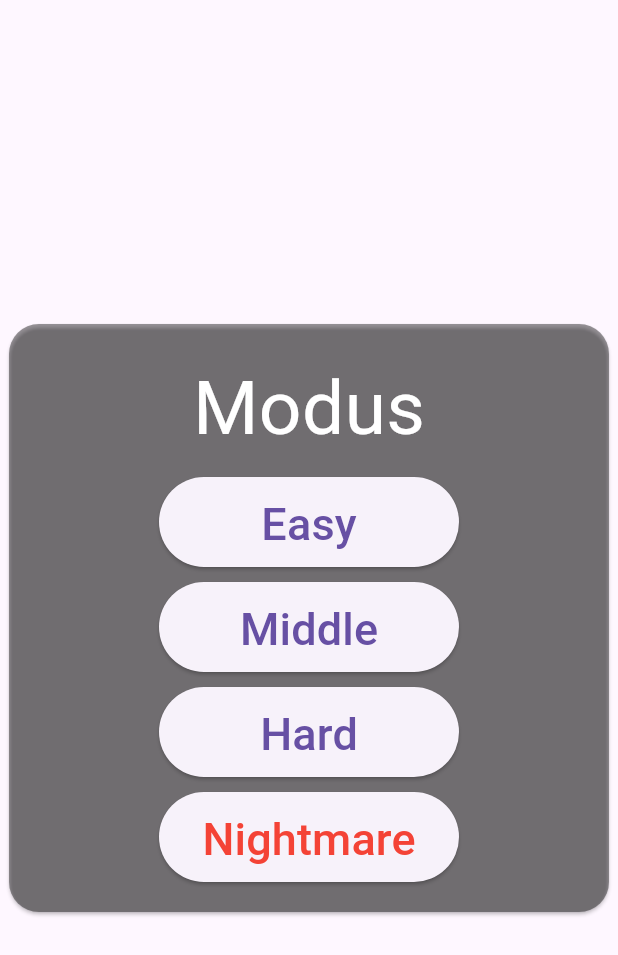
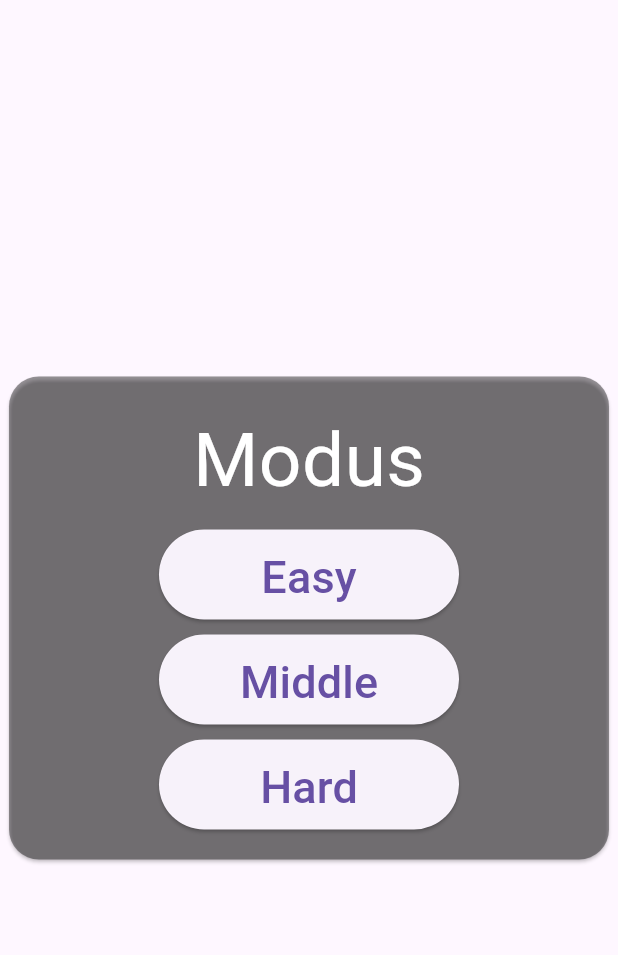
Before and after one commit to AndreMertens/dino_run_game, a Flutter app: the ModusMenu widget shown alone on an empty page, opened directly with empty values, after a tap on "Easy", on a phone screen of 412 x 824 dp. Shown: the top 955 px of the screen. Run offline on Flutter 3.47's test engine with Material 3 defaults, Android fonts, the phone set to English and light mode, and no system bars; our stand-ins replace hive; missing offline and left inert: flame, flame_audio; accounts and stored records are empty; Roboto replaces fonts that are missing (Audiowide); statements that could not run were skipped.

Commit message:
feat(modus): remove nightmare modus

```diff
--- a/lib/game/dino_run.dart
+++ b/lib/game/dino_run.dart
@@ -41,10 +41,6 @@ class DinoRun extends FlameGame with TapDetector, HasCollisionDetection {
     'parallax/plx-12.png',
     'Rock/Rock3_Run (22x18).png',
     'BlueBird/Flying (32x32).png',
-    'Skeleton/Walk (150x150).png',
-    'Goblin/Run (150x150).png',
-    'FlyingTrunk/Flight (150x150).png',
-    'Mushroom/Run (150x150).png',
   ];
 
   // List of all the audio assets.
@@ -122,9 +118,6 @@ class DinoRun extends FlameGame with TapDetector, HasCollisionDetection {
 
     if (modusSettings.modus == ModusType.hard) {
       _timer = Timer(1.5, repeat: true);
-    }
-    if (modusSettings.modus == ModusType.nightmare) {
-      _timer = Timer(1, repeat: true);
     }
 
     _enemyManager = EnemyManager(modusSettings: modusSettings, timer: _timer);
@@ -208,7 +201,6 @@ class DinoRun extends FlameGame with TapDetector, HasCollisionDetection {
   }
 
   void changeBackground() async {
-    if (modusSettings.modus != ModusType.nightmare) {
     parallaxBackground = await loadParallaxComponent(
       [
         ParallaxImageData('parallax/plx-1.png'),
@@ -221,20 +213,6 @@ class DinoRun extends FlameGame with TapDetector, HasCollisionDetection {
       baseVelocity: Vector2(10, 0),
       velocityMultiplierDelta: Vector2(1.4, 0),
     );
-    } else {
-      parallaxBackground = await loadParallaxComponent(
-        [
-          ParallaxImageData('parallax/plx-7.png'),
-          ParallaxImageData('parallax/plx-8.png'),
-          ParallaxImageData('parallax/plx-9.png'),
-          ParallaxImageData('parallax/plx-10.png'),
-          ParallaxImageData('parallax/plx-11.png'),
-          ParallaxImageData('parallax/plx-12.png'),
-        ],
-        baseVelocity: Vector2(10, 0),
-        velocityMultiplierDelta: Vector2(1.4, 0),
-      );
-    }
 
     camera.backdrop.add(parallaxBackground);
   }
--- a/lib/models/enemy_data.dart
+++ b/lib/models/enemy_data.dart
@@ -6,10 +6,6 @@ enum EnemyType {
   rino,
   rock,
   blueBird,
-  skeleton,
-  goblin,
-  mushroom,
-  flyingTrunk
 }
 
 // This class stores all the data
--- a/lib/widgets/modus_menu.dart
+++ b/lib/widgets/modus_menu.dart
@@ -84,22 +84,6 @@ class ModusMenu extends StatelessWidget {
                       ),
                     ),
                   ),
-                  ElevatedButton(
-                    onPressed: () {
-                      Provider.of<ModusSettings>(context, listen: false).modus =
-                          ModusType.nightmare;
-                      game.changeBackground();
-                      game.overlays.remove(ModusMenu.id);
-                      game.overlays.add(MainMenu.id);
-                    },
-                    child: const Text(
-                      'Nightmare',
-                      style: TextStyle(
-                        fontSize: 30,
-                        color: Colors.red,
-                      ),
-                    ),
-                  ),
                 ],
               ),
             ),
--- a/pubspec.yaml
+++ b/pubspec.yaml
@@ -33,7 +33,3 @@ flutter:
     - assets/audio/
     - assets/images/Rock/
     - assets/images/BlueBird/
-    - assets/images/Skeleton/
-    - assets/images/FlyingTrunk/
-    - assets/images/Goblin/
-    - assets/images/Mushroom/
```
Also changed, not shown: lib/game/enemy.dart (+0 -16 lines), lib/game/enemy_manager.dart (+18 -112 lines), assets/images/FlyingTrunk/Flight (150x150).png (deleted), assets/images/Goblin/Run (150x150).png (deleted), assets/images/Mushroom/Run (150x150).png (deleted), assets/images/Skeleton/Walk (150x150).png (deleted). Lines whose indentation alone changed are shown as unchanged.
